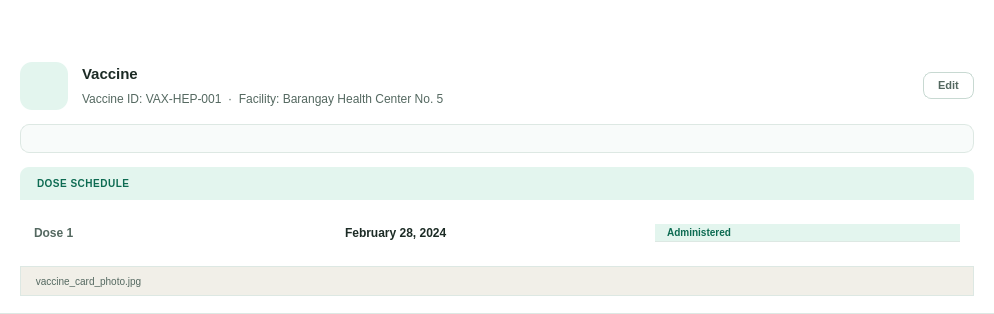
The window that src/ui/card_vaccination.ui (shasheenahdeeneillelumasag/CCC151---Group-Project) describes before a commit, drawn with Qt 5.
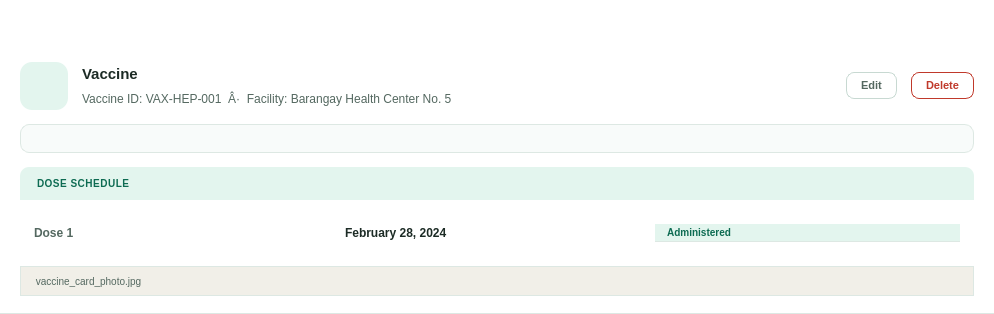
The same window after the commit. Icons and pictures are not drawn.

```diff
--- a/src/ui/card_vaccination.ui
+++ b/src/ui/card_vaccination.ui
@@ -112,7 +112,7 @@
           <string>QLabel { font-size: 12px; color: #546860; }</string>
          </property>
          <property name="text">
-          <string>Vaccine ID: VAX-HEP-001  ·  Facility: Barangay Health Center No. 5</string>
+          <string>Vaccine ID: VAX-HEP-001  Â·  Facility: Barangay Health Center No. 5</string>
          </property>
         </widget>
        </item>
@@ -141,6 +141,16 @@
        </property>
       </widget>
      </item>
+      <item>
+       <widget class="QPushButton" name="btnDeleteVax">
+        <property name="styleSheet">
+         <string>QPushButton { background: transparent; color: #C0392B; font-size: 11px; font-weight: 600; border: 1px solid #C0392B; border-radius: 8px; padding: 6px 14px; } QPushButton:hover { background: #FDECEB; }</string>
+        </property>
+        <property name="text">
+         <string>Delete</string>
+        </property>
+       </widget>
+      </item>
     </layout>
    </item>
    <item>
```
Left out of the diff: 2 changed lines with no effect on the pictures. Lines whose indentation alone changed are shown as unchanged.
